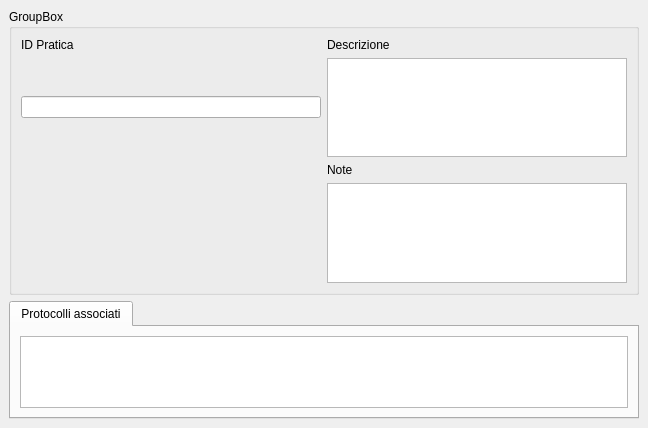
This is src/com/axiastudio/suite/pratiche/forms/pratica.ui in tizianolattisi/suitegda as Qt 5 draws it before an edit. The edited form follows.
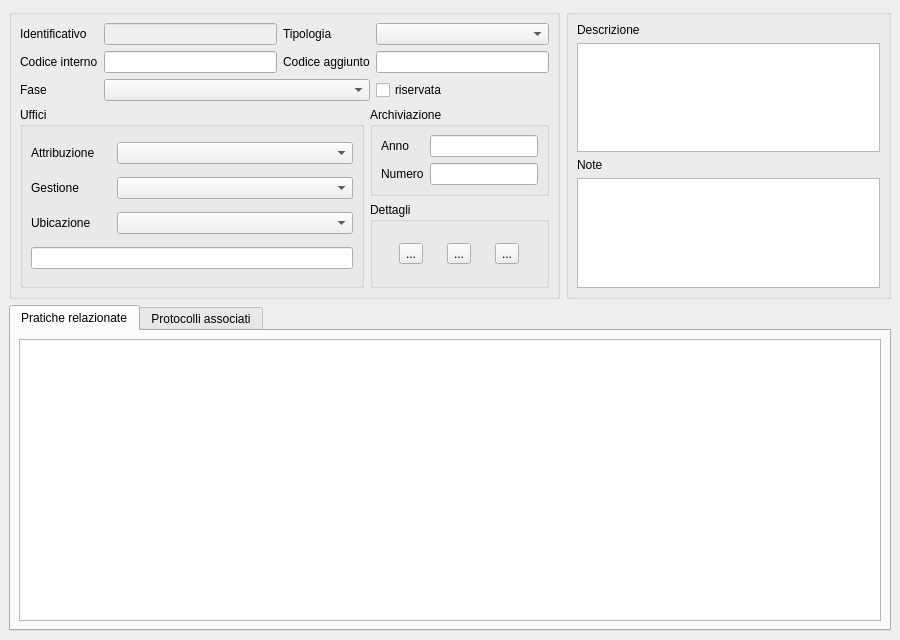
This is the edited form. Custom widgets are drawn as their Qt base class.

Commit message: attribuzione/gestione/ubicazione pratica

Diff of the .ui file:
```diff
--- a/src/com/axiastudio/suite/pratiche/forms/pratica.ui
+++ b/src/com/axiastudio/suite/pratiche/forms/pratica.ui
@@ -6,8 +6,8 @@
    <rect>
     <x>0</x>
     <y>0</y>
-    <width>648</width>
-    <height>428</height>
+    <width>900</width>
+    <height>640</height>
    </rect>
   </property>
   <property name="windowTitle">
@@ -17,38 +17,312 @@
    <string>&gt;idpratica&lt;,&lt;descrizione&gt;</string>
   </property>
   <widget class="QWidget" name="centralwidget">
-   <layout class="QVBoxLayout" name="verticalLayout_2">
-    <item>
+   <layout class="QGridLayout" name="gridLayout_5">
+    <item row="0" column="0">
+     <widget class="QGroupBox" name="groupBox_2">
+      <property name="minimumSize">
+       <size>
+        <width>0</width>
+        <height>290</height>
+       </size>
+      </property>
+      <property name="maximumSize">
+       <size>
+        <width>16777215</width>
+        <height>290</height>
+       </size>
+      </property>
+      <property name="title">
+       <string/>
+      </property>
+      <layout class="QGridLayout" name="gridLayout_4">
+       <property name="margin">
+        <number>8</number>
+       </property>
+       <item row="0" column="0" colspan="2">
+        <layout class="QGridLayout" name="gridLayout_3">
+         <item row="0" column="0">
+          <widget class="QLabel" name="label">
+           <property name="text">
+            <string>Identificativo</string>
+           </property>
+          </widget>
+         </item>
+         <item row="0" column="1">
+          <widget class="QLineEdit" name="lineEdit">
+           <property name="enabled">
+            <bool>false</bool>
+           </property>
+           <property name="column" stdset="0">
+            <string>idpratica</string>
+           </property>
+           <property name="search" stdset="0">
+            <bool>true</bool>
+           </property>
+          </widget>
+         </item>
+         <item row="0" column="2">
+          <widget class="QLabel" name="label_4">
+           <property name="text">
+            <string>Tipologia</string>
+           </property>
+          </widget>
+         </item>
+         <item row="0" column="3">
+          <widget class="QComboBox" name="comboBox"/>
+         </item>
+         <item row="1" column="0">
+          <widget class="QLabel" name="label_5">
+           <property name="text">
+            <string>Codice interno</string>
+           </property>
+          </widget>
+         </item>
+         <item row="1" column="1">
+          <widget class="QLineEdit" name="lineEdit_2">
+           <property name="text">
+            <string/>
+           </property>
+          </widget>
+         </item>
+         <item row="1" column="2">
+          <widget class="QLabel" name="label_6">
+           <property name="text">
+            <string>Codice aggiunto</string>
+           </property>
+          </widget>
+         </item>
+         <item row="1" column="3">
+          <widget class="QLineEdit" name="lineEdit_3"/>
+         </item>
+         <item row="2" column="0">
+          <widget class="QLabel" name="label_7">
+           <property name="text">
+            <string>Fase</string>
+           </property>
+          </widget>
+         </item>
+         <item row="2" column="1" colspan="2">
+          <widget class="QComboBox" name="comboBox_2"/>
+         </item>
+         <item row="2" column="3">
+          <widget class="QCheckBox" name="checkBox">
+           <property name="text">
+            <string>riservata</string>
+           </property>
+          </widget>
+         </item>
+        </layout>
+       </item>
+       <item row="1" column="0" rowspan="2">
+        <widget class="QGroupBox" name="groupBox_3">
+         <property name="minimumSize">
+          <size>
+           <width>344</width>
+           <height>0</height>
+          </size>
+         </property>
+         <property name="title">
+          <string>Uffici</string>
+         </property>
+         <layout class="QGridLayout" name="gridLayout">
+          <property name="margin">
+           <number>8</number>
+          </property>
+          <item row="0" column="0">
+           <widget class="QLabel" name="label_8">
+            <property name="minimumSize">
+             <size>
+              <width>80</width>
+              <height>0</height>
+             </size>
+            </property>
+            <property name="maximumSize">
+             <size>
+              <width>80</width>
+              <height>16777215</height>
+             </size>
+            </property>
+            <property name="text">
+             <string>Attribuzione</string>
+            </property>
+           </widget>
+          </item>
+          <item row="0" column="1">
+           <widget class="com.axiastudio.pypapi.ui.widgets.PyPaPiComboBox" name="comboBox_3">
+            <property name="column" stdset="0">
+             <string>attribuzione</string>
+            </property>
+           </widget>
+          </item>
+          <item row="1" column="0">
+           <widget class="QLabel" name="label_9">
+            <property name="minimumSize">
+             <size>
+              <width>80</width>
+              <height>0</height>
+             </size>
+            </property>
+            <property name="maximumSize">
+             <size>
+              <width>80</width>
+              <height>16777215</height>
+             </size>
+            </property>
+            <property name="text">
+             <string>Gestione</string>
+            </property>
+           </widget>
+          </item>
+          <item row="1" column="1">
+           <widget class="com.axiastudio.pypapi.ui.widgets.PyPaPiComboBox" name="comboBox_4">
+            <property name="column" stdset="0">
+             <string>gestione</string>
+            </property>
+           </widget>
+          </item>
+          <item row="2" column="0">
+           <widget class="QLabel" name="label_10">
+            <property name="minimumSize">
+             <size>
+              <width>80</width>
+              <height>0</height>
+             </size>
+            </property>
+            <property name="maximumSize">
+             <size>
+              <width>80</width>
+              <height>16777215</height>
+             </size>
+            </property>
+            <property name="text">
+             <string>Ubicazione</string>
+            </property>
+           </widget>
+          </item>
+          <item row="2" column="1">
+           <widget class="com.axiastudio.pypapi.ui.widgets.PyPaPiComboBox" name="comboBox_5">
+            <property name="column" stdset="0">
+             <string>ubicazione</string>
+            </property>
+           </widget>
+          </item>
+          <item row="3" column="0" colspan="2">
+           <widget class="QLineEdit" name="lineEdit_4">
+            <property name="column" stdset="0">
+             <string>dettaglioubicazione</string>
+            </property>
+           </widget>
+          </item>
+         </layout>
+        </widget>
+       </item>
+       <item row="1" column="1">
+        <widget class="QGroupBox" name="groupBox_4">
+         <property name="title">
+          <string>Archiviazione</string>
+         </property>
+         <layout class="QGridLayout" name="gridLayout_2">
+          <property name="margin">
+           <number>8</number>
+          </property>
+          <item row="0" column="0">
+           <widget class="QLabel" name="label_11">
+            <property name="text">
+             <string>Anno</string>
+            </property>
+           </widget>
+          </item>
+          <item row="0" column="1">
+           <widget class="QLineEdit" name="lineEdit_5"/>
+          </item>
+          <item row="1" column="0">
+           <widget class="QLabel" name="label_12">
+            <property name="text">
+             <string>Numero</string>
+            </property>
+           </widget>
+          </item>
+          <item row="1" column="1">
+           <widget class="QLineEdit" name="lineEdit_6"/>
+          </item>
+         </layout>
+        </widget>
+       </item>
+       <item row="2" column="1">
+        <widget class="QGroupBox" name="groupBox_5">
+         <property name="title">
+          <string>Dettagli</string>
+         </property>
+         <layout class="QHBoxLayout" name="horizontalLayout">
+          <property name="leftMargin">
+           <number>8</number>
+          </property>
+          <property name="topMargin">
+           <number>4</number>
+          </property>
+          <property name="rightMargin">
+           <number>8</number>
+          </property>
+          <property name="bottomMargin">
+           <number>4</number>
+          </property>
+          <item>
+           <widget class="QToolButton" name="toolButton">
+            <property name="text">
+             <string>...</string>
+            </property>
+           </widget>
+          </item>
+          <item>
+           <widget class="QToolButton" name="toolButton_2">
+            <property name="text">
+             <string>...</string>
+            </property>
+           </widget>
+          </item>
+          <item>
+           <widget class="QToolButton" name="toolButton_3">
+            <property name="text">
+             <string>...</string>
+            </property>
+           </widget>
+          </item>
+         </layout>
+        </widget>
+       </item>
+      </layout>
+     </widget>
+    </item>
+    <item row="0" column="1">
      <widget class="QGroupBox" name="groupBox">
+      <property name="minimumSize">
+       <size>
+        <width>0</width>
+        <height>290</height>
+       </size>
+      </property>
+      <property name="maximumSize">
+       <size>
+        <width>16777215</width>
+        <height>290</height>
+       </size>
+      </property>
       <property name="title">
-       <string>GroupBox</string>
+       <string/>
       </property>
-      <layout class="QGridLayout" name="gridLayout">
-       <item row="0" column="0">
-        <widget class="QLabel" name="label">
-         <property name="text">
-          <string>ID Pratica</string>
-         </property>
-        </widget>
-       </item>
-       <item row="0" column="1">
+      <layout class="QVBoxLayout" name="verticalLayout_2">
+       <property name="margin">
+        <number>8</number>
+       </property>
+       <item>
         <widget class="QLabel" name="label_2">
          <property name="text">
           <string>Descrizione</string>
          </property>
         </widget>
        </item>
-       <item row="1" column="0">
-        <widget class="QLineEdit" name="lineEdit">
-         <property name="column" stdset="0">
-          <string>idpratica</string>
-         </property>
-         <property name="search" stdset="0">
-          <bool>true</bool>
-         </property>
-        </widget>
-       </item>
-       <item row="1" column="1">
+       <item>
         <widget class="QTextEdit" name="textEdit">
          <property name="column" stdset="0">
           <string>descrizione</string>
@@ -58,14 +332,14 @@
          </property>
         </widget>
        </item>
-       <item row="2" column="1">
+       <item>
         <widget class="QLabel" name="label_3">
          <property name="text">
           <string>Note</string>
          </property>
         </widget>
        </item>
-       <item row="3" column="1">
+       <item>
         <widget class="QTextEdit" name="textEdit_2">
          <property name="column" stdset="0">
           <string>note</string>
@@ -75,16 +349,42 @@
       </layout>
      </widget>
     </item>
-    <item>
+    <item row="1" column="0" colspan="2">
      <widget class="QTabWidget" name="tabWidget">
       <property name="currentIndex">
        <number>0</number>
       </property>
+      <widget class="QWidget" name="tab_2">
+       <attribute name="title">
+        <string>Pratiche relazionate</string>
+       </attribute>
+       <layout class="QVBoxLayout" name="verticalLayout_3">
+        <property name="margin">
+         <number>8</number>
+        </property>
+        <item>
+         <widget class="com.axiastudio.pypapi.ui.widgets.PyPaPiTableView" name="tableView_2">
+          <property name="entity" stdset="0">
+           <string>.praticaProtocolloCollection</string>
+          </property>
+          <property name="columns" stdset="0">
+           <string>&gt;protocollo&lt;</string>
+          </property>
+          <property name="reference" stdset="0">
+           <string>protocollo</string>
+          </property>
+         </widget>
+        </item>
+       </layout>
+      </widget>
       <widget class="QWidget" name="tab">
        <attribute name="title">
         <string>Protocolli associati</string>
        </attribute>
        <layout class="QVBoxLayout" name="verticalLayout">
+        <property name="margin">
+         <number>8</number>
+        </property>
         <item>
          <widget class="com.axiastudio.pypapi.ui.widgets.PyPaPiTableView" name="tableView">
           <property name="entity" stdset="0">
@@ -111,6 +411,11 @@
    <extends>QTableView</extends>
    <header>pypapitableview.h</header>
   </customwidget>
+  <customwidget>
+   <class>com.axiastudio.pypapi.ui.widgets.PyPaPiComboBox</class>
+   <extends>QComboBox</extends>
+   <header>pypapicombobox.h</header>
+  </customwidget>
  </customwidgets>
  <resources/>
  <connections/>
```
The commit also changes 1 other file.
